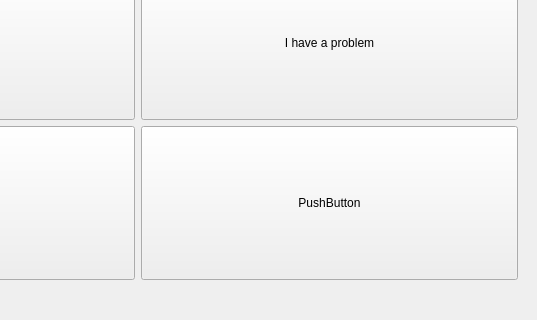
Qt form ui/main_window.ui (Atrate/qSchoolHelper) before a commit; both pictures show x 263 to 800 and y 280 to 600 of the 800 by 600 pixel window.
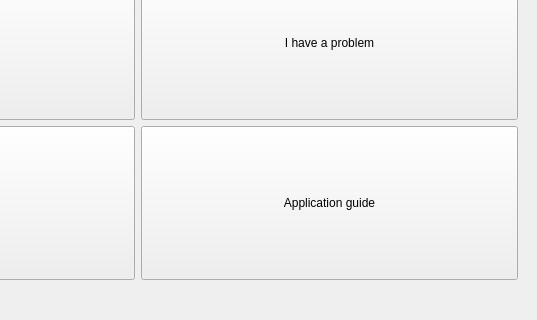
The same form after that commit. Icons and pictures are not drawn.

Commit message: Added "application guide" icon

What changed in the file:
```diff
--- a/ui/main_window.ui
+++ b/ui/main_window.ui
@@ -103,7 +103,11 @@
         </sizepolicy>
        </property>
        <property name="text">
-        <string>PushButton</string>
+        <string>Application guide</string>
+       </property>
+       <property name="icon">
+        <iconset resource="resources.qrc">
+         <normaloff>:/info.png</normaloff>:/info.png</iconset>
        </property>
        <property name="iconSize">
         <size>
```
Left out of the diff: 8 changed lines with no effect on the pictures. The commit also changes 4 other files.
